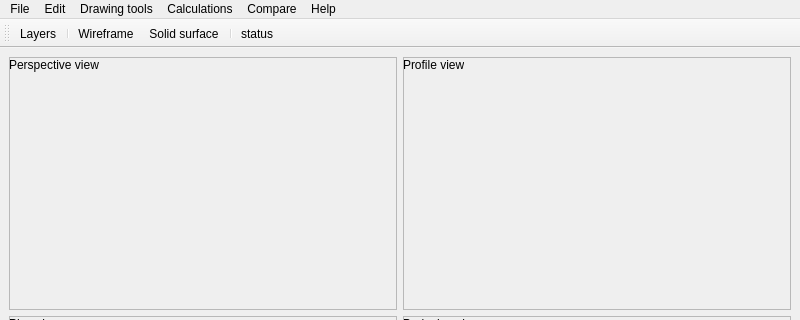
Qt form src/ui/mainwindow.ui (UBC-Concrete-Canoe/nabil-app) before a commit; both pictures show x 0 to 800 and y 0 to 320 of the 800 by 600 pixel window.
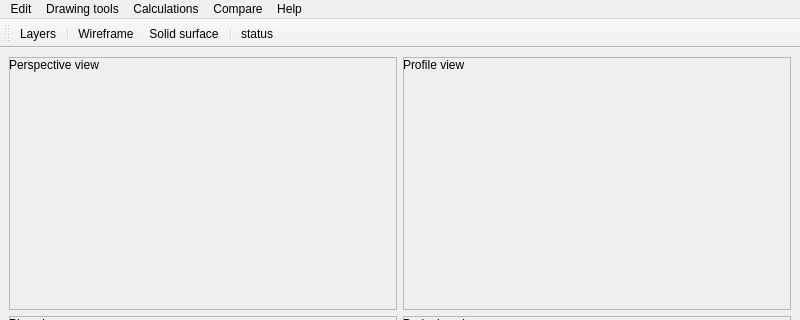
The same form after that commit. Icons and pictures are not drawn. Custom widgets are drawn as their Qt base class.

```diff
--- a/src/ui/mainwindow.ui
+++ b/src/ui/mainwindow.ui
@@ -155,7 +155,7 @@
      <height>21</height>
     </rect>
    </property>
-   <widget class="QMenu" name="menusiufuhhspou">
+   <widget class="QMenu" name="menuFile">
     <property name="title">
      <string>File</string>
     </property>
@@ -241,7 +241,7 @@
     <addaction name="menuTransform"/>
     <addaction name="actionAuto_smooth"/>
    </widget>
-   <widget class="QMenu" name="menuCalcilations">
+   <widget class="QMenu" name="menuCalculations">
     <property name="title">
      <string>Calculations</string>
     </property>
@@ -268,7 +268,7 @@
    <addaction name="menusiufuhhspou"/>
    <addaction name="menuEdit"/>
    <addaction name="menuDrawing_tools"/>
-   <addaction name="menuCalcilations"/>
+   <addaction name="menuCalculations"/>
    <addaction name="menuCompare"/>
    <addaction name="menuHelp"/>
   </widget>
```
Left out of the diff: 4 changed lines with no effect on the pictures.
